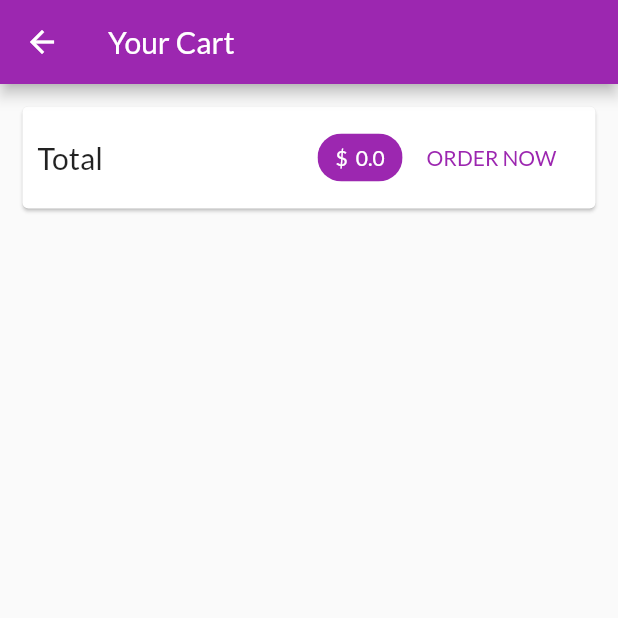
After one commit to bhavikvashi1804/shop, a Flutter app: the CartScreen screen opened by its route, on a phone screen of 412 x 824 dp, the top half of it. The commit adds this screen. Run offline on Flutter 3.47's test engine with Material 2 defaults, Android fonts, the phone set to English and light mode, and no system bars; network calls fail.

Commit message:
Cart Screen implemented

```diff
--- a/lib/main.dart
+++ b/lib/main.dart
@@ -1,5 +1,6 @@
 import 'package:flutter/material.dart';
 import 'package:provider/provider.dart';
+import 'package:shop/screens/cart_screen.dart';
 
 
 import './screens/product_overview_screen.dart';
@@ -34,6 +35,7 @@ class MyApp extends StatelessWidget {
         routes: {
           '/':(ctx)=>ProductsOverviewScreen(),
           ProductDetailScreen.routeName:(ctx)=>ProductDetailScreen(),
+          CartScreen.routeName:(ctx)=>CartScreen(),
         },
       ),
     );
--- a/lib/provider/cart.dart
+++ b/lib/provider/cart.dart
@@ -20,6 +20,16 @@ class Cart with ChangeNotifier{
 
   int get itemCount{
     return _items.length;
+  }
+
+  double get totalAmount{
+    var total=0.0;
+
+    _items.forEach((key, cartItem) {
+      total+=cartItem.price*cartItem.quantity;
+    });
+
+    return total;
   }
 
   void addProduct(String productID,String title,double price){
--- /dev/null
+++ b/lib/screens/cart_screen.dart
@@ -0,0 +1,59 @@
+import 'package:flutter/material.dart';
+import 'package:provider/provider.dart';
+
+import '../provider/cart.dart';
+
+class CartScreen extends StatelessWidget {
+
+  static const routeName='/cart';
+
+  @override
+  Widget build(BuildContext context) {
+    final Cart cart=Provider.of<Cart>(context);
+    return Scaffold(
+      appBar: AppBar(
+        title: Text('Your Cart'),
+      ),
+
+      body: Column(
+        children: <Widget>[
+          Card(
+            margin: EdgeInsets.all(15),
+            child: Padding(
+              padding: const EdgeInsets.all(10.0),
+              child: Row(
+                mainAxisAlignment: MainAxisAlignment.spaceBetween,
+                children: <Widget>[
+                  Text('Total',
+                    style: TextStyle(fontSize: 20),
+                  ),
+                  Spacer(
+                    //spacer takes all available space
+                  ),
+                  Chip(
+                    label: Text(
+                      '\$  ${cart.totalAmount}',
+                      style: TextStyle(
+                        color: Theme.of(context).primaryTextTheme.title.color,
+                      ),
+                    ),
+                    backgroundColor: Theme.of(context).primaryColor,
+                  ),
+                  FlatButton(
+                    onPressed:(){
+                    },
+                    child: Text(
+                      'ORDER NOW',
+                    ),
+                    textColor: Theme.of(context).primaryColor,
+                  ),
+                ],
+              ),
+            ),
+          ),
+        ],
+      ),
+
+    );
+  }
+}
--- a/lib/screens/product_overview_screen.dart
+++ b/lib/screens/product_overview_screen.dart
@@ -4,6 +4,7 @@ import 'package:shop/provider/cart.dart';
 
 import '../widgets/products_grid.dart';
 import '../widgets/badge.dart';
+import '../screens/cart_screen.dart';
 
 enum FilterOptions{
   Favorites,
@@ -69,6 +70,7 @@ class _ProductsOverviewScreenState extends State<ProductsOverviewScreen> {
              icon: Icon(Icons.shopping_cart),
              onPressed: (){
                //open shooping cart page
+               Navigator.of(context).pushNamed(CartScreen.routeName);
 
              },
             ),
```
